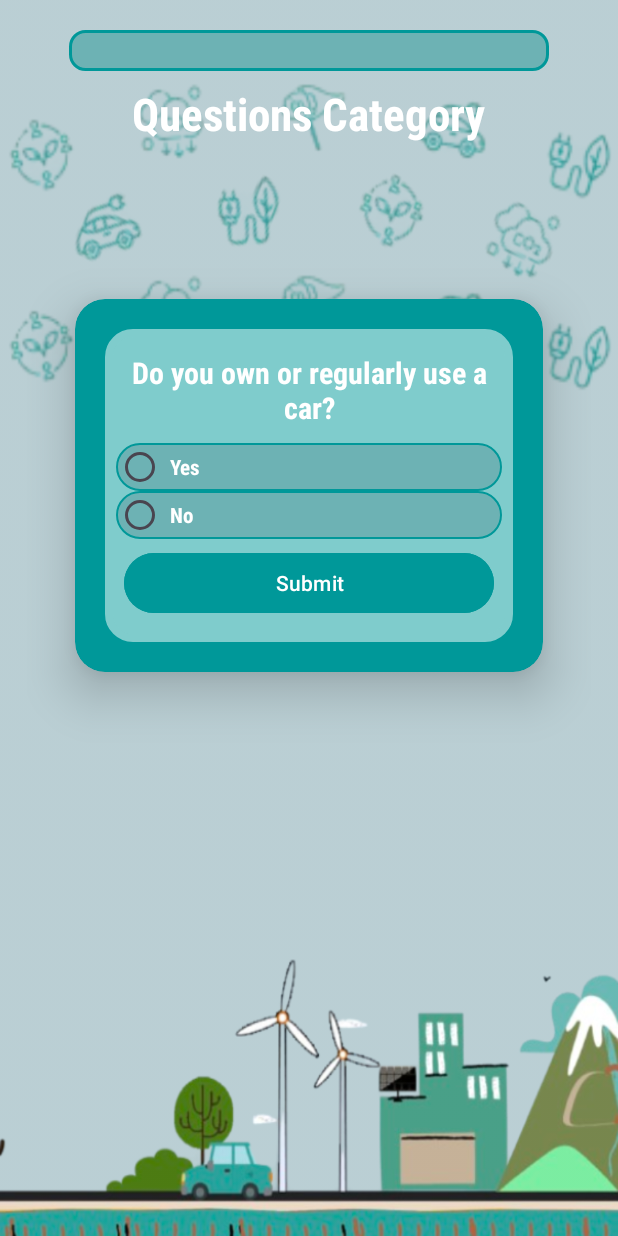
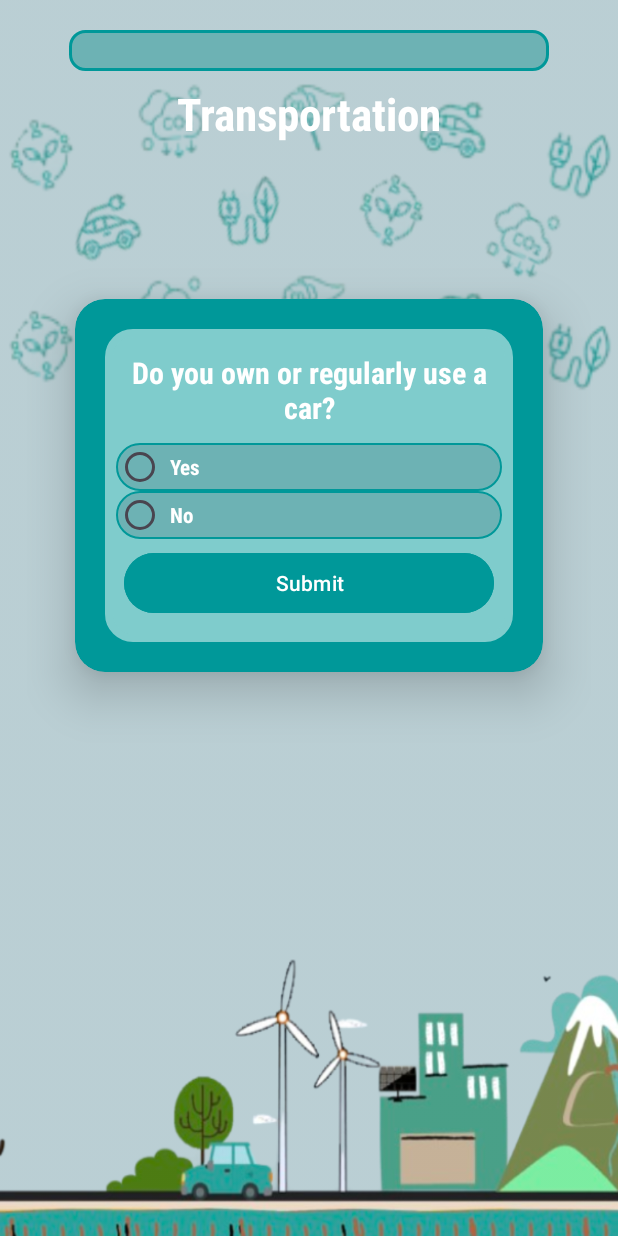
Before and after one commit to jehna28/b07project, an Android app: the QuizActivity screen opened directly, with no data from a screen before it, on a phone screen of 412 x 824 dp. Run offline under Robolectric (Android 15) with nearby library versions, the phone set to English and light mode, and no system bars.

Commit message:
Updated database reference in ResultsManager, modified QuizActivity to display question category

```diff
--- a/Starter Application/app/src/main/java/com/example/b07demosummer2024/quiz_and_results/quiz/QuizActivity.java
+++ b/Starter Application/app/src/main/java/com/example/b07demosummer2024/quiz_and_results/quiz/QuizActivity.java
@@ -4,7 +4,6 @@ import android.content.Intent;
 import android.content.res.AssetManager;
 import android.graphics.Typeface;
 import android.os.Bundle;
-import android.util.Log;
 import android.view.View;
 import android.widget.Button;
 import android.widget.LinearLayout;
@@ -21,13 +20,13 @@ import com.example.b07demosummer2024.HomeScreenActivity;
 import com.example.b07demosummer2024.R;
 import com.example.b07demosummer2024.quiz_and_results.results.ResultsActivity;
 
-import java.io.IOException;
 import java.io.InputStream;
 
 public class QuizActivity extends AppCompatActivity {
 
     private QuizManager quizManager;
     private TextView textQuestion;
+    private TextView textCategory;
     private Button buttonNext;
     private RadioGroup radioOptions;
     private ProgressBar progressBar;
@@ -40,6 +39,7 @@ public class QuizActivity extends AppCompatActivity {
         progressBar = findViewById(R.id.progress_bar);
         buttonNext = findViewById(R.id.buttonNext);
         textQuestion = findViewById(R.id.textQuestion);
+        textCategory = findViewById(R.id.categoryText);
         radioOptions = findViewById(R.id.radioOptions);
         // initialize manager (to handle logic)
         quizManager = getQuizManager();
@@ -88,6 +88,9 @@ public class QuizActivity extends AppCompatActivity {
         textQuestion.setText(currentQ.getQuestion());
         radioOptions.removeAllViews();
         radioOptions.clearCheck();
+
+        // set text to display question category
+        textCategory.setText(currentQ.getCategory());
 
         // get array of all options for the current question
         String[] currentOptions = currentQ.getOptions();
--- a/Starter Application/app/src/main/res/layout/activity_quiz.xml
+++ b/Starter Application/app/src/main/res/layout/activity_quiz.xml
@@ -24,7 +24,7 @@
 
 
     <TextView
-        android:id="@+id/total_questions"
+        android:id="@+id/categoryText"
         android:layout_width="wrap_content"
         android:layout_height="wrap_content"
         android:paddingTop="35dp"
@@ -49,7 +49,7 @@
         app:layout_constraintBottom_toBottomOf="parent"
         app:layout_constraintEnd_toEndOf="parent"
         app:layout_constraintHorizontal_bias="1.0"
-        app:layout_constraintTop_toBottomOf="@id/total_questions"
+        app:layout_constraintTop_toBottomOf="@id/categoryText"
         app:layout_constraintVertical_bias="0.172">
 
 
```
Also changed, not shown: Starter Application/app/src/main/java/com/example/b07demosummer2024/quiz_and_results/results/ResultsActivity.java (+10 -3 lines), Starter Application/app/src/main/java/com/example/b07demosummer2024/quiz_and_results/results/ResultsManager.java (+2 -12 lines).
